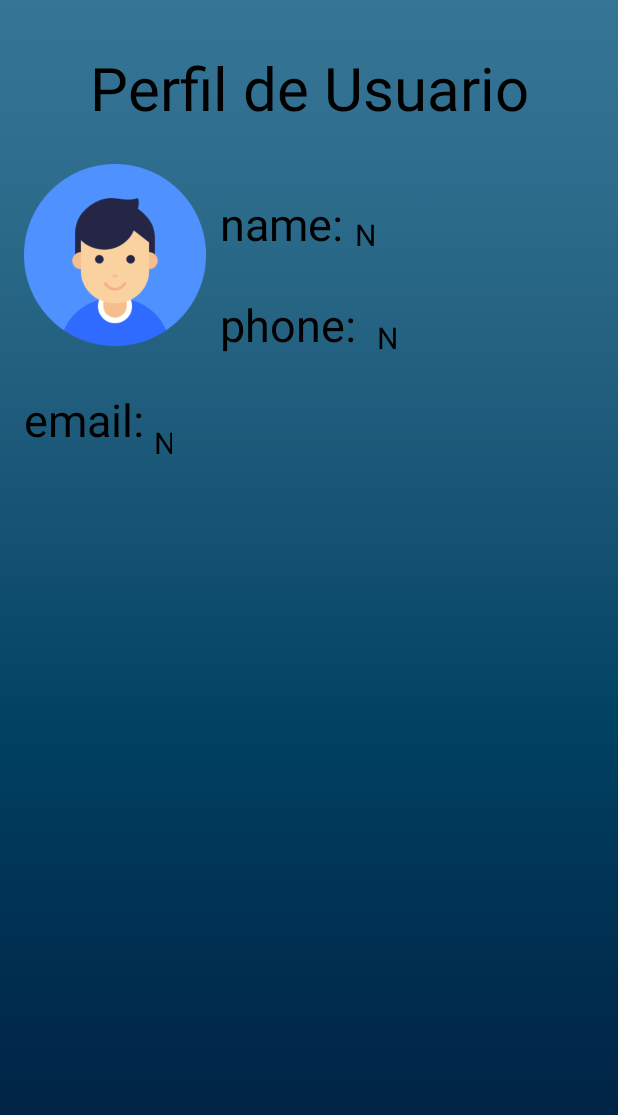
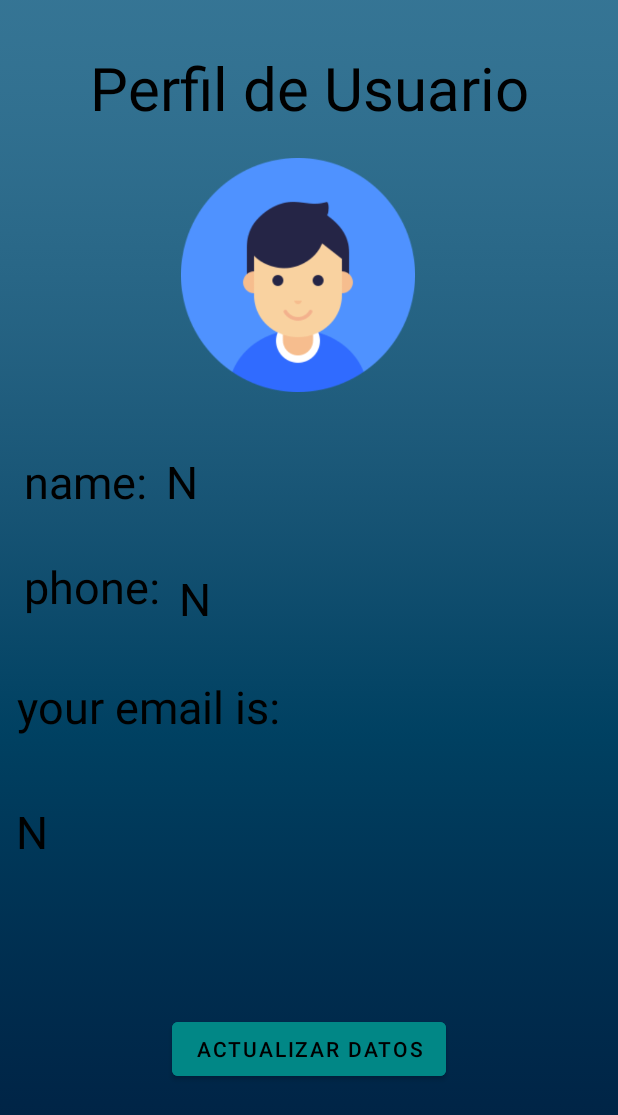
Before and after one commit to AbelardoReyes/app-trash, an Android app: the PerfilUsuario screen opened directly, with no data from a screen before it, on a phone screen of 412 x 824 dp. Shown: the top 1115 px of the screen. Run offline under Robolectric (Android 15) with nearby library versions, the light colour scheme and no system bars; our stand-ins replace Volley; network calls fail.

Commit message:
No me acuerdo que hice

```diff
--- a/app/build.gradle
+++ b/app/build.gradle
@@ -23,13 +23,11 @@ android {
     }
     compileOptions {
         sourceCompatibility JavaVersion.VERSION_1_8
-        targetCompatibility JavaVersion.VERSION_1_8
-    }
+        targetCompatibility JavaVersion.VERSION_1_8}
     namespace 'com.example.trash'
 }
 
 dependencies {
-
     implementation 'androidx.appcompat:appcompat:1.5.1'
     implementation 'com.google.android.material:material:1.7.0'
     implementation 'androidx.constraintlayout:constraintlayout:2.1.4'
--- a/app/src/main/java/com/example/trash/usuario/PerfilUsuario.java
+++ b/app/src/main/java/com/example/trash/usuario/PerfilUsuario.java
@@ -2,15 +2,82 @@ package com.example.trash.usuario;
 
 import androidx.appcompat.app.AppCompatActivity;
 
+import android.content.Context;
+import android.content.SharedPreferences;
 import android.os.Bundle;
+import android.util.Log;
+import android.widget.TextView;
+import android.widget.Toast;
+import  com.example.trash.clases.DataUsuario;
 
+import com.android.volley.AuthFailureError;
+import com.android.volley.Request;
+import com.android.volley.Response;
+import com.android.volley.VolleyError;
+import com.android.volley.toolbox.JsonObjectRequest;
 import com.example.trash.R;
+import com.example.trash.clases.SingletonRequest;
+import com.example.trash.clases.Usuario;
+import com.google.gson.Gson;
+import com.google.gson.JsonIOException;
+
+import org.json.JSONArray;
+import org.json.JSONException;
+import org.json.JSONObject;
+
+import java.util.ArrayList;
+import java.util.HashMap;
+import java.util.List;
+import java.util.Map;
 
 public class PerfilUsuario extends AppCompatActivity {
-
+    TextView name, email, phone_number;
     @Override
     protected void onCreate(Bundle savedInstanceState) {
         super.onCreate(savedInstanceState);
         setContentView(R.layout.activity_perfil_usuario);
+        name = findViewById(R.id.name);
+        email = findViewById(R.id.email);
+        phone_number = findViewById(R.id.phone);
+        SharedPreferences preferences = getSharedPreferences("guardarToken", Context.MODE_PRIVATE);
+        String token = preferences.getString("token", "No encontrado");
+
+        obtenerUsuario(token);
+    }
+
+    public void obtenerUsuario(String token) {
+        String url = "http://192.168.1.72:8000/api/info";
+        JsonObjectRequest usuario = new JsonObjectRequest
+                (Request.Method.GET, url, null, new Response.Listener<JSONObject>() {
+                    @Override
+                    public void onResponse(JSONObject response) {
+                        try {
+                            Toast.makeText(PerfilUsuario.this, "Usuario obtenido", Toast.LENGTH_SHORT).show();
+                            Gson gson = new Gson();
+                            Usuario usuario = gson.fromJson(response.toString(), Usuario.class);
+                            name.setText(usuario.getName());
+                            email.setText(usuario.getEmail());
+                            phone_number.setText(usuario.getPhone_number());
+                        }
+                        catch (JsonIOException e) {
+                            e.printStackTrace();
+                            Toast.makeText(PerfilUsuario.this, "Error al obtener usuario", Toast.LENGTH_SHORT).show();
+                        }
+                    }
+                }, new Response.ErrorListener() {
+                    @Override
+                    public void onErrorResponse(VolleyError error) {
+                        Log.i("Error", error.toString());
+                        Toast.makeText(PerfilUsuario.this, "Error al obtener usuario", Toast.LENGTH_SHORT).show();
+                    }
+                }) {
+                    @Override
+                    public Map<String, String> getHeaders() throws AuthFailureError {
+                        Map<String, String> headers = new HashMap<String, String>();
+                        headers.put("Authorization", "Bearer " + token);
+                        return headers;
+                    }
+                };
+        SingletonRequest.getInstance(PerfilUsuario.this).addToRequestQue(usuario);
     }
 }
--- a/app/src/main/res/layout/activity_perfil_usuario.xml
+++ b/app/src/main/res/layout/activity_perfil_usuario.xml
@@ -7,7 +7,6 @@
     tools:context=".usuario.PerfilUsuario"
     android:background="@drawable/usuario"
     >
-
     <TextView
         android:id="@+id/textView6"
         android:layout_width="wrap_content"
@@ -30,10 +29,10 @@
         android:textSize="30dp"
         app:layout_constraintBottom_toBottomOf="parent"
         app:layout_constraintEnd_toEndOf="parent"
-        app:layout_constraintHorizontal_bias="0.047"
-        app:layout_constraintStart_toEndOf="@+id/iamge"
-        app:layout_constraintTop_toBottomOf="@+id/textView6"
-        app:layout_constraintVertical_bias="0.062" />
+        app:layout_constraintHorizontal_bias="0.048"
+        app:layout_constraintStart_toStartOf="parent"
+        app:layout_constraintTop_toBottomOf="@+id/iamge"
+        app:layout_constraintVertical_bias="0.054" />
 
     <TextView
         android:id="@+id/t2"
@@ -44,33 +43,33 @@
         android:textSize="30dp"
         app:layout_constraintBottom_toBottomOf="parent"
         app:layout_constraintEnd_toEndOf="parent"
-        app:layout_constraintHorizontal_bias="0.049"
-        app:layout_constraintStart_toEndOf="@+id/iamge"
+        app:layout_constraintHorizontal_bias="0.05"
+        app:layout_constraintStart_toStartOf="parent"
         app:layout_constraintTop_toBottomOf="@+id/t1"
-        app:layout_constraintVertical_bias="0.043" />
+        app:layout_constraintVertical_bias="0.066" />
 
     <TextView
         android:id="@+id/t3"
         android:layout_width="wrap_content"
         android:layout_height="wrap_content"
-        android:text="email:"
+        android:text="your email is:"
         android:textColor="@color/black"
         android:textSize="30dp"
         app:layout_constraintBottom_toBottomOf="parent"
         app:layout_constraintEnd_toEndOf="parent"
         app:layout_constraintHorizontal_bias="0.048"
         app:layout_constraintStart_toStartOf="parent"
-        app:layout_constraintTop_toBottomOf="@+id/iamge"
-        app:layout_constraintVertical_bias="0.024" />
+        app:layout_constraintTop_toBottomOf="@+id/t2"
+        app:layout_constraintVertical_bias="0.105" />
 
     <ImageView
         android:id="@+id/iamge"
-        android:layout_width="121dp"
-        android:layout_height="153dp"
+        android:layout_width="156dp"
+        android:layout_height="180dp"
         android:layout_marginTop="8dp"
         app:layout_constraintBottom_toBottomOf="parent"
         app:layout_constraintEnd_toEndOf="parent"
-        app:layout_constraintHorizontal_bias="0.055"
+        app:layout_constraintHorizontal_bias="0.472"
         app:layout_constraintStart_toStartOf="parent"
         app:layout_constraintTop_toBottomOf="@+id/textView6"
         app:layout_constraintVertical_bias="0.0"
@@ -82,27 +81,13 @@
         android:layout_height="wrap_content"
         android:text="N"
         android:textColor="@color/black"
-        android:textSize="20dp"
+        android:textSize="30dp"
         app:layout_constraintBottom_toBottomOf="parent"
         app:layout_constraintEnd_toEndOf="parent"
-        app:layout_constraintHorizontal_bias="0.047"
+        app:layout_constraintHorizontal_bias="0.044"
         app:layout_constraintStart_toEndOf="@+id/t1"
-        app:layout_constraintTop_toBottomOf="@+id/textView6"
-        app:layout_constraintVertical_bias="0.081" />
-
-    <TextView
-        android:id="@+id/email"
-        android:layout_width="12dp"
-        android:layout_height="22dp"
-        android:text="N"
-        android:textColor="@color/black"
-        android:textSize="20dp"
-        app:layout_constraintBottom_toBottomOf="parent"
-        app:layout_constraintEnd_toEndOf="parent"
-        app:layout_constraintHorizontal_bias="0.023"
-        app:layout_constraintStart_toEndOf="@+id/t3"
         app:layout_constraintTop_toBottomOf="@+id/iamge"
-        app:layout_constraintVertical_bias="0.062" />
+        app:layout_constraintVertical_bias="0.054" />
 
     <TextView
         android:id="@+id/phone"
@@ -110,11 +95,38 @@
         android:layout_height="wrap_content"
         android:text="N"
         android:textColor="@color/black"
-        android:textSize="20dp"
+        android:textSize="30dp"
         app:layout_constraintBottom_toBottomOf="parent"
         app:layout_constraintEnd_toEndOf="parent"
-        app:layout_constraintHorizontal_bias="0.087"
+        app:layout_constraintHorizontal_bias="0.045"
         app:layout_constraintStart_toEndOf="@+id/t2"
-        app:layout_constraintTop_toBottomOf="@+id/name"
-        app:layout_constraintVertical_bias="0.066" />
+        app:layout_constraintTop_toBottomOf="@+id/iamge"
+        app:layout_constraintVertical_bias="0.206" />
+
+    <TextView
+        android:id="@+id/email"
+        android:layout_width="wrap_content"
+        android:layout_height="wrap_content"
+        android:text="N"
+        android:textColor="@color/black"
+        android:textSize="30dp"
+        app:layout_constraintBottom_toBottomOf="parent"
+        app:layout_constraintEnd_toEndOf="parent"
+        app:layout_constraintHorizontal_bias="0.028"
+        app:layout_constraintStart_toStartOf="parent"
+        app:layout_constraintTop_toBottomOf="@+id/phone"
+        app:layout_constraintVertical_bias="0.315" />
+
+    <Button
+        android:id="@+id/actualizar"
+        android:layout_width="wrap_content"
+        android:layout_height="wrap_content"
+        android:text="Actualizar Datos"
+        android:backgroundTint="@color/teal_700"
+        android:textColor="@color/black"
+        app:layout_constraintBottom_toBottomOf="parent"
+        app:layout_constraintEnd_toEndOf="parent"
+        app:layout_constraintStart_toStartOf="parent"
+        app:layout_constraintTop_toBottomOf="@+id/email" />
+
 </androidx.constraintlayout.widget.ConstraintLayout>
--- /dev/null
+++ b/app/src/main/res/xml/network_security_config.xml
@@ -0,0 +1,4 @@
+<?xml version="1.0" encoding="utf-8"?>
+<network-security-config>
+    <base-config cleartextTrafficPermitted="true" />
+</network-security-config>
```
Also changed, not shown: app/src/main/AndroidManifest.xml (+8 -0 lines), app/src/main/java/com/example/trash/PanelAdmin.java (added, +14 -0 lines), app/src/main/java/com/example/trash/clases/DataUsuario.java (added, +19 -0 lines), app/src/main/java/com/example/trash/clases/Respuesta.java (+26 -7 lines), app/src/main/java/com/example/trash/clases/Usuario.java (+64 -8 lines), app/src/main/java/com/example/trash/login/Login.java (+26 -3 lines), app/src/main/java/com/example/trash/login/Registrarse.java (+5 -5 lines), app/src/main/res/layout/activity_panel_admin.xml (added, +9 -0 lines), app/src/main/res/layout/activity_panel_usuario.xml (+14 -27 lines).
